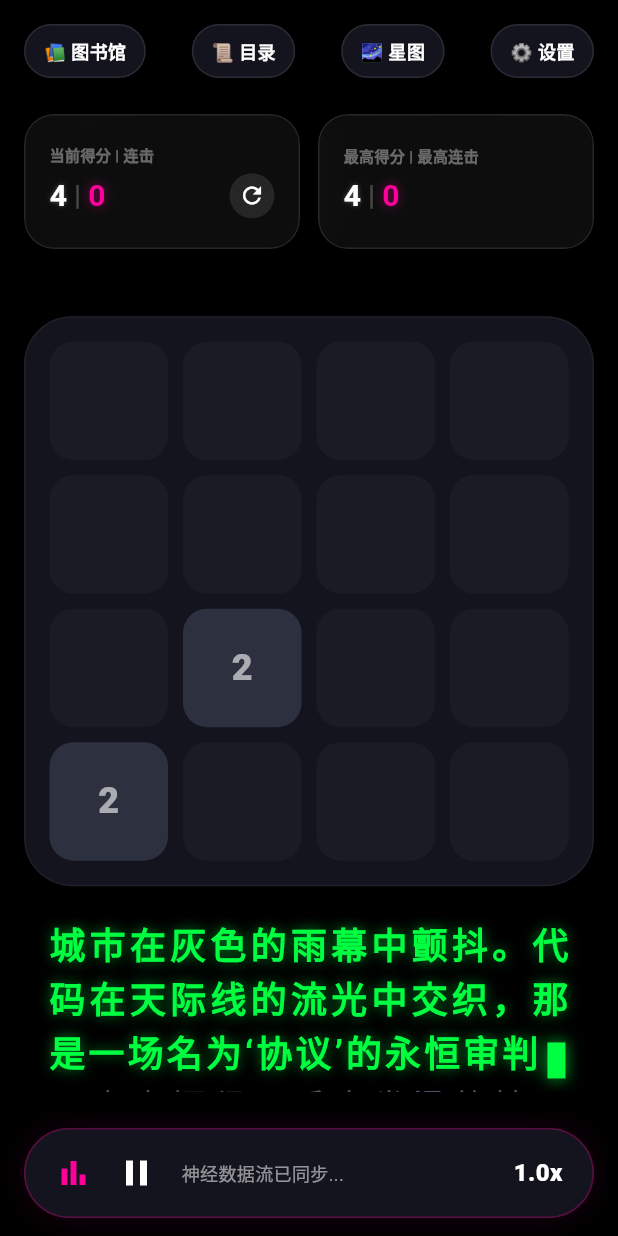
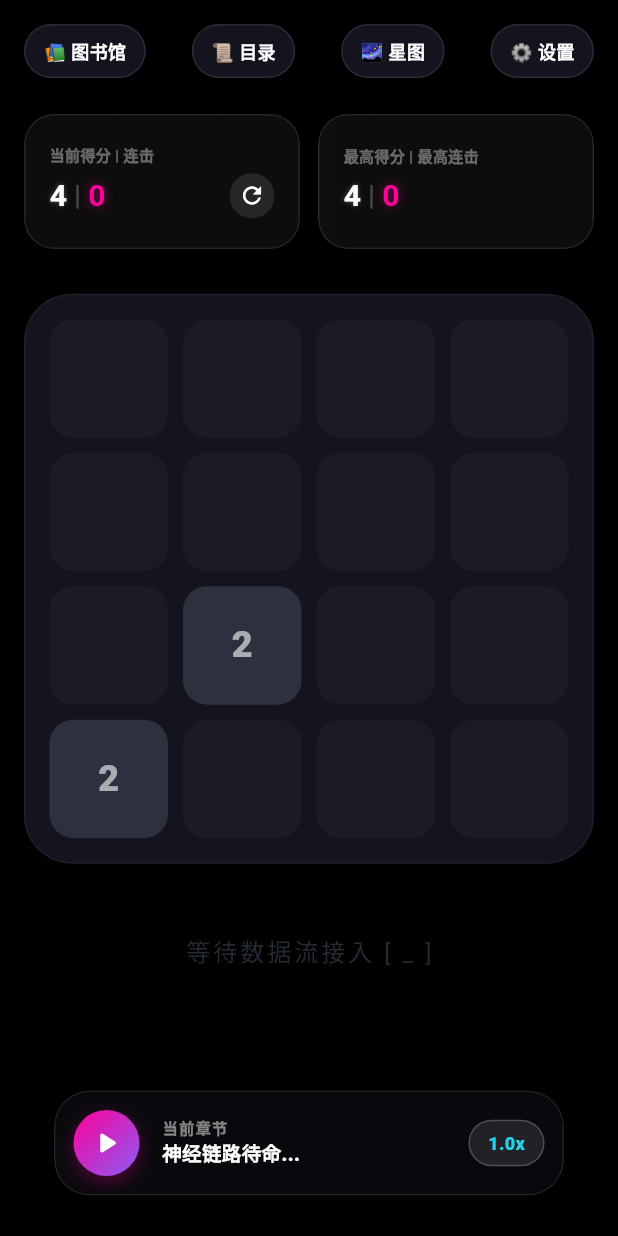
Before and after one commit to srafyhucl-cpu/YueYou, a Flutter app: the screen it shows after launch, on a phone screen of 412 x 824 dp. Run offline on Flutter 3.47's test engine with Material 3 defaults, Android fonts, the phone set to English and light mode, and no system bars; Roboto replaces fonts that are missing (JetBrains Mono).

Commit message:
TTS 全息控播与音频引擎”的重构

```diff
--- /dev/null
+++ b/lib/features/audio/presentation/widgets/cyber_player_console.dart
@@ -0,0 +1,149 @@
+import 'dart:ui';
+import 'package:flutter/material.dart';
+import 'package:provider/provider.dart';
+import 'package:yueyou/features/reader/providers/reader_provider.dart';
+import 'package:yueyou/core/theme/cyber_colors.dart';
+
+/// 阅游赛博控播台 (CyberPlayerConsole)
+/// 1:1 复刻 style.css 中的 .cyber-player 与 .bottom-controls 视觉设定
+class CyberPlayerConsole extends StatelessWidget {
+  const CyberPlayerConsole({super.key});
+
+  @override
+  Widget build(BuildContext context) {
+    return Consumer<ReaderProvider>(
+      builder: (context, reader, child) {
+        return Container(
+          padding: const EdgeInsets.symmetric(horizontal: 20, vertical: 15),
+          child: ClipRRect(
+            borderRadius: BorderRadius.circular(24),
+            child: BackdropFilter(
+              filter: ImageFilter.blur(sigmaX: 15, sigmaY: 15),
+              child: Container(
+                padding: const EdgeInsets.all(12),
+                decoration: BoxDecoration(
+                  color: const Color(0xDA0A0A0F), // rgba(10, 10, 15, 0.85)
+                  borderRadius: BorderRadius.circular(24),
+                  border: Border.all(
+                    color: Colors.white.withOpacity(0.1),
+                    width: 1,
+                  ),
+                  boxShadow: [
+                    BoxShadow(
+                      color: Colors.black.withOpacity(0.4),
+                      blurRadius: 25,
+                      offset: const Offset(0, 8),
+                    )
+                  ],
+                ),
+                child: Row(
+                  children: [
+                    // 左侧：播放/暂停切换按钮
+                    _buildPlayButton(reader),
+
+                    const SizedBox(width: 15),
+
+                    // 中间：全息文本信息 (跑马灯效果预留)
+                    Expanded(
+                      child: Column(
+                        crossAxisAlignment: CrossAxisAlignment.start,
+                        mainAxisSize: MainAxisSize.min,
+                        children: [
+                          Text(
+                            "当前章节", // 未来对接章节名
+                            style: TextStyle(
+                              color: Colors.white.withOpacity(0.5),
+                              fontSize: 10,
+                              fontWeight: FontWeight.bold,
+                              letterSpacing: 1,
+                            ),
+                          ),
+                          Text(
+                            reader.currentSentence ?? "神经链路待命...",
+                            maxLines: 1,
+                            overflow: TextOverflow.ellipsis,
+                            style: const TextStyle(
+                              color: Colors.white,
+                              fontSize: 13,
+                              fontWeight: FontWeight.w800,
+                            ),
+                          ),
+                        ],
+                      ),
+                    ),
+
+                    const SizedBox(width: 10),
+
+                    // 右侧：倍速切换胶囊 (1:1 复刻 .capsule-speed)
+                    _buildSpeedCapsule(reader),
+                  ],
+                ),
+              ),
+            ),
+          ),
+        );
+      },
+    );
+  }
+
+  Widget _buildPlayButton(ReaderProvider reader) {
+    final bool isActive = reader.ttsEngine.isEnabled && (reader.ttsEngine.isSpeaking || reader.ttsEngine.isBuffering);
+
+    return GestureDetector(
+      onTap: () => reader.toggleTTS(),
+      behavior: HitTestBehavior.opaque, // 阻断点击渗透，复刻老代码防误触
+      child: Container(
+        width: 44,
+        height: 44,
+        decoration: BoxDecoration(
+          shape: BoxShape.circle,
+          gradient: const LinearGradient(
+            colors: [CyberColors.neonPink, Color(0xFF8B5CF6)], // 复刻 .player-icon 渐变 (Pink to Purple)
+            begin: Alignment.topLeft,
+            end: Alignment.bottomRight,
+          ),
+          boxShadow: [
+            BoxShadow(
+              color: CyberColors.neonPink.withOpacity(0.3),
+              blurRadius: 10,
+              offset: const Offset(0, 4),
+            )
+          ],
+        ),
+        child: Center(
+          child: Icon(
+            isActive ? Icons.pause_rounded : Icons.play_arrow_rounded,
+            color: Colors.white,
+            size: 24,
+          ),
+        ),
+      ),
+    );
+  }
+
+  Widget _buildSpeedCapsule(ReaderProvider reader) {
+    return GestureDetector(
+      onTap: () => reader.cycleSpeed(),
+      child: Container(
+        padding: const EdgeInsets.symmetric(horizontal: 12, vertical: 6),
+        decoration: BoxDecoration(
+          color: Colors.white.withOpacity(0.1),
+          borderRadius: BorderRadius.circular(20),
+          border: Border.all(
+            color: Colors.white.withOpacity(0.2),
+            width: 1,
+          ),
+        ),
+        child: Text(
+          "${reader.ttsEngine.playbackRate.toStringAsFixed(1)}x",
+          style: const TextStyle(
+            color: Color(0xFF22D3EE), // 复刻 .accent-cyan
+            fontSize: 12,
+            fontWeight: FontWeight.w900,
+            fontFamily: 'JetBrains Mono',
+          ),
+        ),
+      ),
+    );
+  }
+}
--- a/lib/features/dashboard/presentation/dashboard_screen.dart
+++ b/lib/features/dashboard/presentation/dashboard_screen.dart
@@ -1,22 +1,48 @@
 import 'dart:ui';
 import 'package:flutter/material.dart';
 import 'package:yueyou/core/theme/cyber_colors.dart';
-import 'package:yueyou/core/theme/cyber_text_styles.dart';
 import 'package:provider/provider.dart';
 import '../../game_2048/providers/game_provider.dart';
+import '../../game_2048/presentation/widgets/square_board.dart';
+import '../../reader/providers/reader_provider.dart';
 import '../../reader/presentation/widgets/teleprompter_view.dart';
-import '../../game_2048/presentation/widgets/square_board.dart';
+import '../../audio/services/tts_engine_service.dart';
+import '../../audio/presentation/widgets/cyber_player_console.dart';
 
 /// 阅游主仪表盘界面
 /// 视觉重塑后的赛博朋克 120 帧高刷渲染面板
-class DashboardScreen extends StatelessWidget {
+class DashboardScreen extends StatefulWidget {
   const DashboardScreen({super.key});
 
   @override
+  State<DashboardScreen> createState() => _DashboardScreenState();
+}
+
+class _DashboardScreenState extends State<DashboardScreen> {
+  late final TtsEngineService _ttsEngine;
+
+  @override
+  void initState() {
+    super.initState();
+    _ttsEngine = TtsEngineService();
+  }
+
+  @override
+  void dispose() {
+    _ttsEngine.stopAll();
+    _ttsEngine.dispose();
+    super.dispose();
+  }
+
+  @override
   Widget build(BuildContext context) {
-    // 注入全局 Provider 状态管理，用于计分板实时刷新
-    return ChangeNotifierProvider(
-      create: (_) => GameProvider(),
+    // 注入多重 Provider 状态管理：游戏核心 + 阅读引擎 + 音频引擎
+    return MultiProvider(
+      providers: [
+        ChangeNotifierProvider(create: (_) => GameProvider()),
+        ChangeNotifierProvider.value(value: _ttsEngine),
+        ChangeNotifierProvider(create: (_) => ReaderProvider(_ttsEngine)),
+      ],
       child: Scaffold(
         backgroundColor: CyberColors.background,
         body: SafeArea(
@@ -25,7 +51,7 @@ class DashboardScreen extends StatelessWidget {
             child: Column(
               children: [
                 const SizedBox(height: 16),
-                // 1. 顶部 Nav 导航组 (虽然目前是静态，但保持骨架到位)
+                // 1. 顶部 Nav 导航组
                 _buildTopNavigation(),
                 const SizedBox(height: 24),
 
@@ -50,8 +76,8 @@ class DashboardScreen extends StatelessWidget {
                   ),
                 ),
 
-                // 5. 底部播放器操作指示 (预留)
-                _buildBottomControlBar(),
+                // 5. 底部播放器操作指示 (复刻老项目 CyberPlayer)
+                const CyberPlayerConsole(),
                 const SizedBox(height: 12),
               ],
             ),
@@ -226,41 +252,4 @@ class DashboardScreen extends StatelessWidget {
       },
     );
   }
-
-  Widget _buildBottomControlBar() {
-     return Container(
-       height: 60,
-       width: double.infinity,
-       padding: const EdgeInsets.symmetric(horizontal: 20),
-       decoration: BoxDecoration(
-         color: CyberColors.cardBackground,
-         borderRadius: BorderRadius.circular(30),
-         border: Border.all(color: CyberColors.neonPink.withOpacity(0.3)),
-         boxShadow: [
-           BoxShadow(color: CyberColors.pinkGlow.withOpacity(0.1), blurRadius: 15)
-         ]
-       ),
-       child: Row(
-         children: [
-           const Icon(Icons.bar_chart, color: CyberColors.neonPink, size: 24),
-           const SizedBox(width: 16),
-           const Icon(Icons.pause, color: Colors.white, size: 28),
-           const SizedBox(width: 16),
-           const Expanded(
-             child: Text(
-               "神经数据流已同步...",
-               style: TextStyle(color: Colors.white54, fontSize: 12),
-             ),
-           ),
-           Text(
-             "1.0x",
-             style: (CyberTextStyles.gameGridNumber).copyWith(
-               color: Colors.white,
-               fontSize: 16,
-             ),
-           ),
-         ],
-       ),
-     );
-  }
 }
--- a/lib/features/reader/presentation/widgets/teleprompter_view.dart
+++ b/lib/features/reader/presentation/widgets/teleprompter_view.dart
@@ -1,54 +1,89 @@
 import 'package:flutter/material.dart';
-import 'package:yueyou/core/theme/cyber_text_styles.dart';
-import 'package:yueyou/shared/widgets/cyber_cursor.dart';
+import 'package:provider/provider.dart';
+import '../../../../core/theme/cyber_text_styles.dart';
+import '../../../../shared/widgets/cyber_cursor.dart';
+import '../../providers/reader_provider.dart';
 
-/// 提词器核心展示组件
-/// 重构目标：支持流式滚动，防止长文本在有限布局内溢出
+/// 提词器核心展示层
+/// 视觉：使用 AnimatedSwitcher + Fade + Slide 实现赛博残影动效
 class TeleprompterView extends StatelessWidget {
-  static const String _hardcodedText =
-      "城市在灰色的雨幕中颤抖。代码在天际线的流光中交织，那是一场名为‘协议’的永恒审判。杰克握紧了手中发烫的接口盒，神经链路里的电流正在疯狂反噬。他知道，在这个霓虹灯永远不熄灭的深渊里，每一次登入都是对灵魂的抵押。如果你能听见电子脉冲的跳动，那说明你已经成为了矩阵的一部分。别回头，那里只有被格式化的阴影和永不停止的循环。";
-
-  final int progressIndex;
-
-  const TeleprompterView({
-    super.key,
-    this.progressIndex = 40,
-  });
+  const TeleprompterView({super.key});
 
   @override
   Widget build(BuildContext context) {
-    if (progressIndex > _hardcodedText.length) return const SizedBox.shrink();
+    return Consumer<ReaderProvider>(
+      builder: (context, provider, child) {
+        // 1. 神经数据解析中状态
+        if (provider.isParsing) {
+          return const Center(
+            child: Text(
+              "🧩 正在连接神经数据链路...",
+              style: TextStyle(color: Colors.white30, fontSize: 13, fontWeight: FontWeight.bold),
+            ),
+          );
+        }
 
-    final String readPart = _hardcodedText.substring(0, progressIndex);
-    final String unreadPart = _hardcodedText.substring(progressIndex);
+        // 2. 空数据/等待接入状态
+        if (provider.sentences.isEmpty) {
+          return Center(
+            child: Opacity(
+              opacity: 0.5,
+              child: Text(
+                "等待数据流接入 [ _ ]",
+                style: CyberTextStyles.teleprompterDim.copyWith(fontSize: 16),
+              ),
+            ),
+          );
+        }
 
-    return SingleChildScrollView(
-      physics: const BouncingScrollPhysics(),
+        final String? text = provider.currentSentence;
+
+        // 3. 阅读主展示区域 - 支持手势步进，增加动画交互
+        return GestureDetector(
+          onTap: () => provider.nextSentence(), // 点击此处逻辑与老项目的点击切换 1:1 还原
           child: Container(
-        padding: const EdgeInsets.symmetric(horizontal: 16.0),
+            width: double.infinity,
+            alignment: Alignment.centerLeft,
+            padding: const EdgeInsets.symmetric(horizontal: 20, vertical: 12),
+            child: AnimatedSwitcher(
+              duration: const Duration(milliseconds: 300),
+              transitionBuilder: (Widget child, Animation<double> animation) {
+                // 工业级视觉：FadeTransition + 微小垂直平移 (SlideTransition)
+                return FadeTransition(
+                  opacity: animation,
+                  child: SlideTransition(
+                    position: Tween<Offset>(
+                      begin: const Offset(0.0, 0.2), // 从下方微小滑入
+                      end: Offset.zero,
+                    ).animate(CurvedAnimation(parent: animation, curve: Curves.easeOutCubic)),
+                    child: child,
+                  ),
+                );
+              },
               child: RichText(
-          textAlign: TextAlign.justify,
+                // 必须绑定 ValueKey<int>(provider.currentIndex) 才能触发 Widget 过场动画
+                key: ValueKey<int>(provider.currentIndex),
+                textAlign: TextAlign.left,
                 text: TextSpan(
                   children: [
-              TextSpan(
-                text: readPart,
-                style: CyberTextStyles.teleprompterActive,
-              ),
                     const WidgetSpan(
                       alignment: PlaceholderAlignment.middle,
                       child: Padding(
-                  padding: EdgeInsets.symmetric(horizontal: 4.0),
-                  child: CyberCursor(),
+                        padding: EdgeInsets.only(right: 8, bottom: 4),
+                        child: CyberCursor(width: 8, height: 22),
                       ),
                     ),
                     TextSpan(
-                text: unreadPart,
-                style: CyberTextStyles.teleprompterDim,
+                      text: text ?? "",
+                      style: CyberTextStyles.teleprompterActive,
                     ),
                   ],
                 ),
               ),
             ),
+          ),
+        );
+      },
     );
   }
 }
```
Also changed, not shown: lib/features/audio/services/tts_engine_service.dart (added, +178 -0 lines), lib/features/reader/domain/text_parser.dart (added, +74 -0 lines), lib/features/reader/providers/reader_provider.dart (added, +114 -0 lines). Lines whose indentation alone changed are shown as unchanged.
